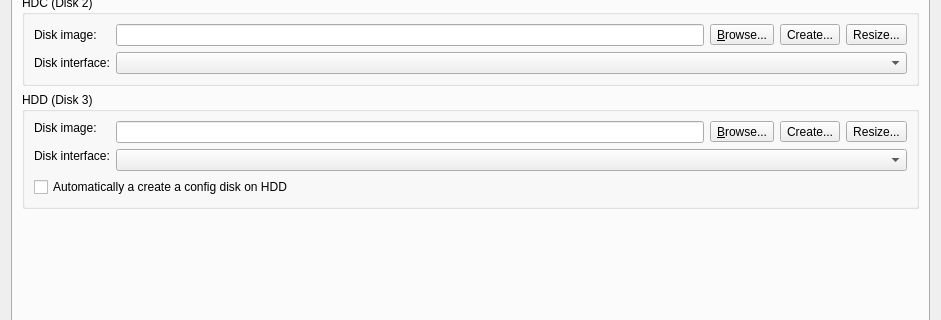
First picture: the form in gns3/modules/qemu/ui/qemu_vm_configuration_page.ui, repository GNS3/gns3-gui, before the edit; both pictures show x 0 to 941 and y 245 to 565 of the 941 by 944 pixel window.
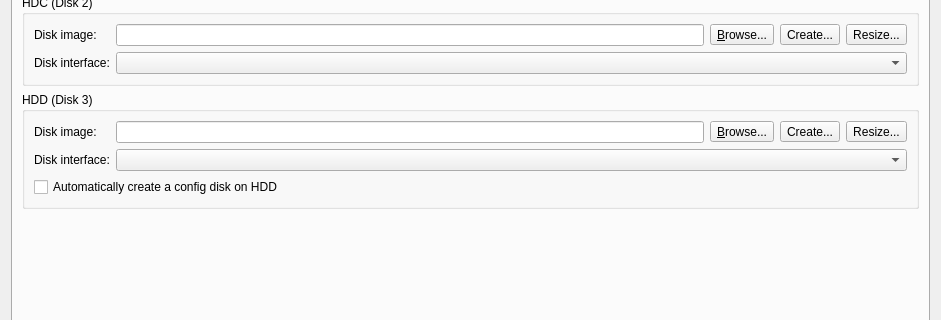
Second picture: the form after the edit. The open tabs and pages were chosen to show the change.

Commit message: Fix HDD configuration layout

Patch:
```diff
--- a/gns3/modules/qemu/ui/qemu_vm_configuration_page.ui
+++ b/gns3/modules/qemu/ui/qemu_vm_configuration_page.ui
@@ -442,7 +442,7 @@
             </property>
            </widget>
           </item>
-          <item row="0" column="1" rowspan="2">
+          <item row="0" column="1">
            <layout class="QHBoxLayout" name="horizontalLayout_10">
             <item>
              <widget class="QLineEdit" name="uiHddDiskImageLineEdit"/>
@@ -473,20 +473,20 @@
             </item>
            </layout>
           </item>
-          <item row="1" column="0" rowspan="2">
+          <item row="1" column="0">
            <widget class="QLabel" name="uiHddDiskInterfaceLabel">
             <property name="text">
              <string>Disk interface:</string>
             </property>
            </widget>
           </item>
-          <item row="2" column="1">
+          <item row="1" column="1">
            <widget class="QComboBox" name="uiHddDiskInterfaceComboBox"/>
           </item>
-          <item row="3" column="0" colspan="2">
+          <item row="2" column="0" colspan="2">
            <widget class="QCheckBox" name="uiCreateConfigDiskCheckBox">
             <property name="text">
-             <string>Automatically a create a config disk on HDD</string>
+             <string>Automatically create a config disk on HDD</string>
             </property>
            </widget>
           </item>
```
The commit also changes 1 other file.
